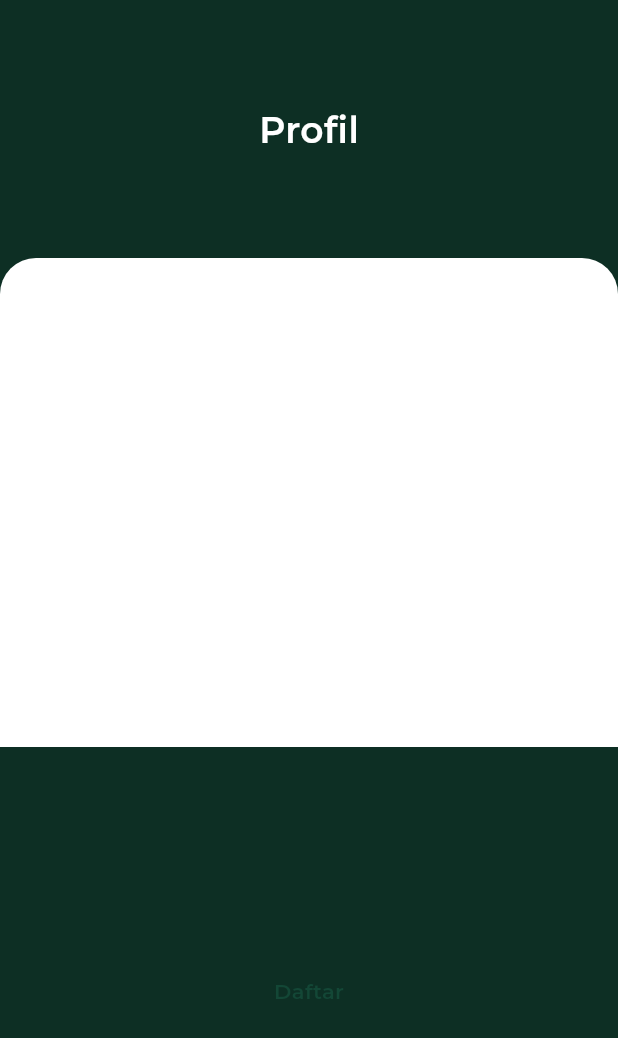
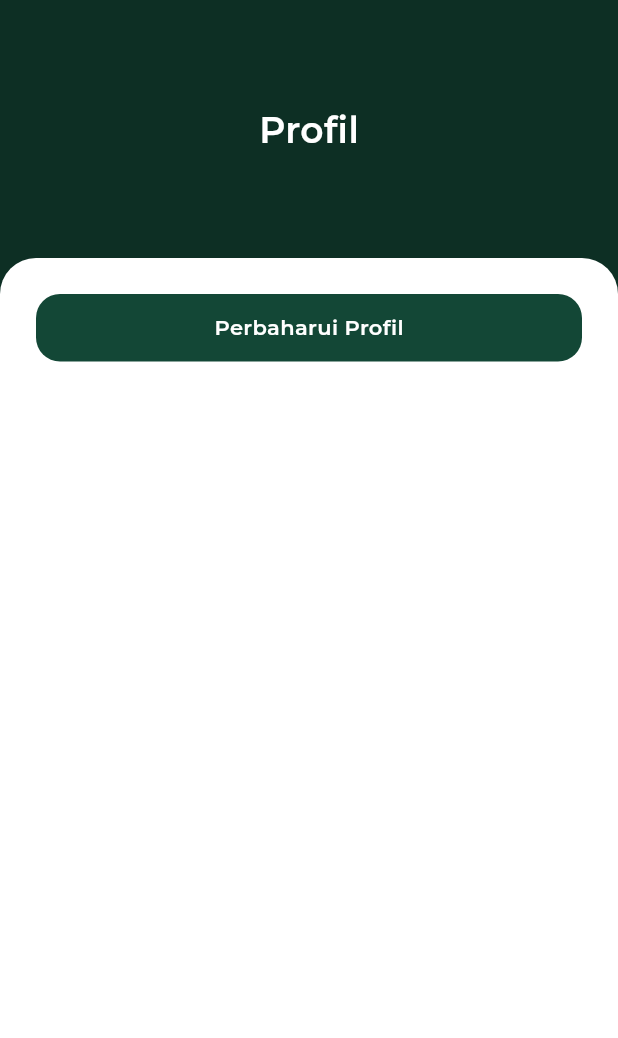
Before and after one commit to NurL/sipfupdate, a Flutter app: the ProfilePage screen opened directly, on a phone screen of 412 x 824 dp. Shown: the top 1038 px of the screen. Run offline on Flutter 3.47's test engine with Material 3 defaults, Android fonts, the phone set to English and light mode, and no system bars; our stand-ins replace google_fonts, rxdart.

Commit message:
updating button

```diff
--- a/lib/main.dart
+++ b/lib/main.dart
@@ -1,6 +1,6 @@
 import 'package:flutter/material.dart';
 import 'package:google_fonts/google_fonts.dart';
-import 'package:sipfupdate/pages/onboarding_page.dart';
+import 'package:sipfupdate/pages/booking_page.dart';
 
 void main() {
   runApp(const MainApp());
@@ -17,7 +17,7 @@ class MainApp extends StatelessWidget {
           textTheme: GoogleFonts.montserratTextTheme(
         Theme.of(context).textTheme,
       )),
-      home: OnboardingPage(),
+      home: BookingPage(),
     );
   }
 }
--- a/lib/pages/profile_page.dart
+++ b/lib/pages/profile_page.dart
@@ -35,26 +35,28 @@ class ProfilePage extends StatelessWidget {
                     topRight: Radius.circular(24),
                   ),
                 ),
-                child: Center(
-                  child: Padding(
-                    padding: const EdgeInsets.all(25.0),
-                    child: Column(
-                      mainAxisAlignment: MainAxisAlignment.spaceBetween,
-                      crossAxisAlignment: CrossAxisAlignment.stretch,
+                //tombol
+                child: Padding(
+                  padding: const EdgeInsets.all(24),
+                  child: Column(children: [
+                    Container(
+                      height: 45,
+                      decoration: BoxDecoration(
+                        color: Color(0xFF134736),
+                        borderRadius: BorderRadius.circular(16),
+                      ),
+                      child: Center(
+                        child: Text(
+                          "Perbaharui Profil",
+                          style: TextStyle(
+                            color: Colors.white,
+                            fontWeight: FontWeight.w600,
+                            fontSize: 14,
+                          ),
+                        ),
+                      ),
                     ),
-                  ),
-                ),
-              ),
-            ),
-            Expanded(
-              child: Center(
-                child: Text(
-                  "Daftar",
-                  style: TextStyle(
-                    color: Color(0XFF134736),
-                    fontWeight: FontWeight.w600,
-                    fontSize: 14,
-                  ),
+                  ]),
                 ),
               ),
             ),
```
Also changed, not shown: lib/pages/booking_page.dart (+21 -19 lines), lib/pages/payment_page.dart (+21 -19 lines).
